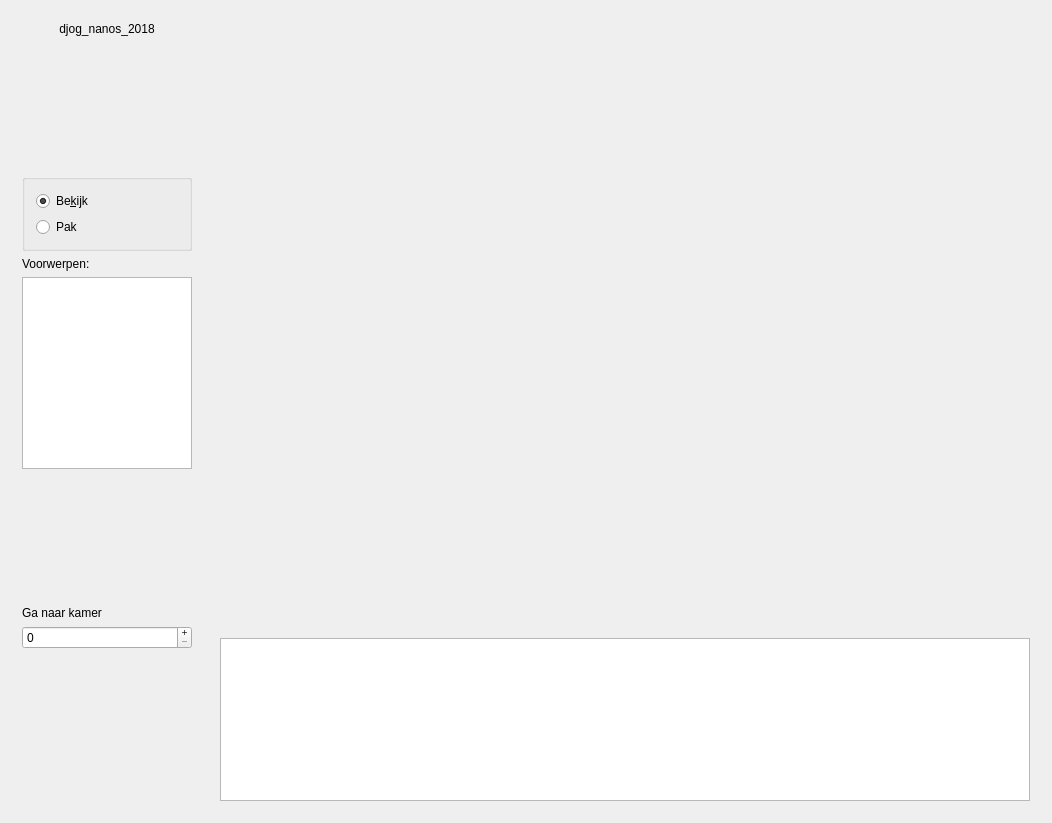
First picture: the form in hoofd_scherm.ui, repository djog/djog_nanos_2018, before the edit.
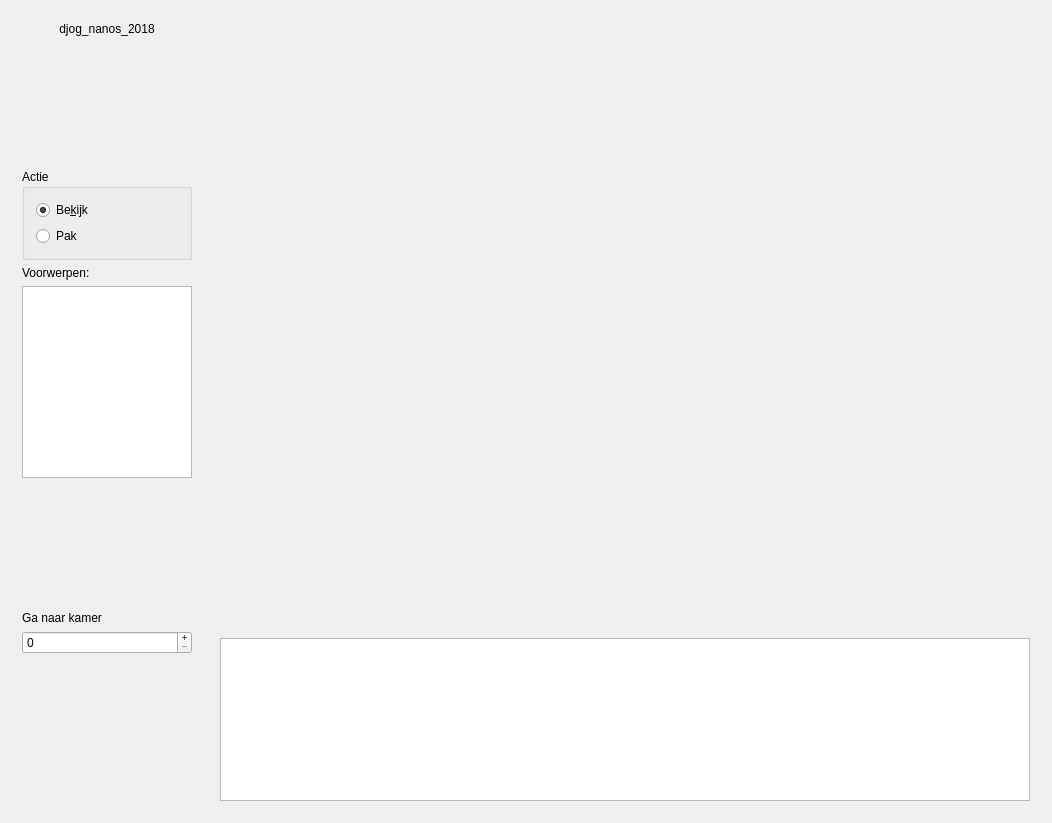
Second picture: the form after the edit. Icons and pictures are not drawn.

What changed in the file:
```diff
--- a/hoofd_scherm.ui
+++ b/hoofd_scherm.ui
@@ -52,7 +52,7 @@
       <item>
        <widget class="QGroupBox" name="box_doe">
         <property name="title">
-         <string/>
+         <string>Actie</string>
         </property>
         <layout class="QVBoxLayout" name="verticalLayout_3">
          <item>
@@ -83,7 +83,16 @@
        </widget>
       </item>
       <item>
-       <widget class="QListWidget" name="list_voorwerpen"/>
+       <widget class="QListWidget" name="list_voorwerpen">
+        <property name="font">
+         <font>
+          <family>Courier</family>
+          <pointsize>20</pointsize>
+          <weight>75</weight>
+          <bold>true</bold>
+         </font>
+        </property>
+       </widget>
       </item>
       <item>
        <spacer name="spacer_midden">
```
Left out of the diff: 16 changed lines with no effect on the pictures.
